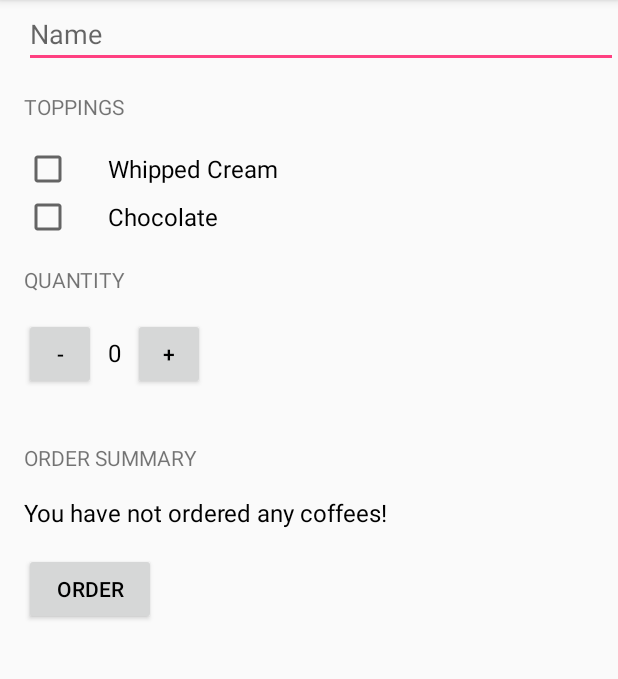
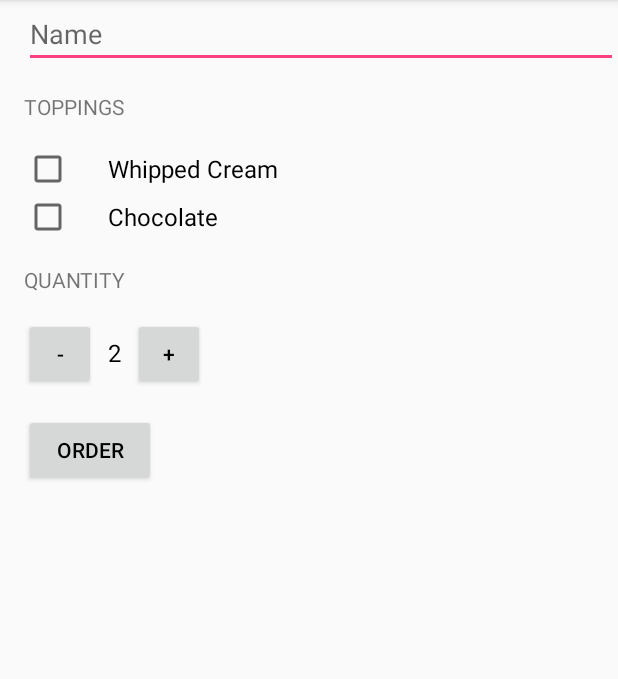
Before and after one commit to rsilverst/justjava-sample, an Android app: the screen it shows after launch (MainActivity), after a tap on "ORDER", on a phone screen of 412 x 824 dp, the part 84-763 px from its top. Run offline under Robolectric (Android 15) with nearby library versions, the phone set to English and light mode, and no system bars.

Commit message:
Localized to spanish. Added some better error checking (toasts) Added email of order summary

```diff
--- a/app/build.gradle
+++ b/app/build.gradle
@@ -10,6 +10,7 @@ android {
         targetSdkVersion 23
         versionCode 1
         versionName "1.0"
+        multiDexEnabled true
     }
     buildTypes {
         release {
--- a/app/src/main/java/com/example/android/justjava/MainActivity.java
+++ b/app/src/main/java/com/example/android/justjava/MainActivity.java
@@ -1,5 +1,7 @@
 package com.example.android.justjava;
 
+import android.content.Intent;
+import android.net.Uri;
 import android.os.Bundle;
 import android.support.v7.app.ActionBarActivity;
 import android.support.v7.app.AppCompatActivity;
@@ -8,6 +10,7 @@ import android.view.View;
 import android.widget.CheckBox;
 import android.widget.EditText;
 import android.widget.TextView;
+import android.widget.Toast;
 
 import java.text.NumberFormat;
 
@@ -16,7 +19,7 @@ import java.text.NumberFormat;
  */
 public class MainActivity extends AppCompatActivity {
 
-    int quantity = 0;
+    int quantity = 2;
     int unitPrice = 3;
 
     @Override
@@ -28,17 +31,18 @@ public class MainActivity extends AppCompatActivity {
     public String getName() {
 
         EditText customerNameField = (EditText) findViewById(R.id.customer_name);
-        String customerName = customerNameField.getText().toString();
-        return customerName;
+        return customerNameField.getText().toString();
     }
 
     /**
      * This method is called when the increment button is clicked.
      */
     public void increment(View view) {
+        if (quantity == 100) {
+            Toast.makeText(this, getString(R.string.max_order_error) + "!", Toast.LENGTH_SHORT).show();
+            return;
+        }
         quantity++;
-        TextView errorMessage2 = (TextView) findViewById(R.id.null_order_error);
-        errorMessage2.setVisibility(View.INVISIBLE);
         displayQuantity(quantity);
     }
 
@@ -46,9 +50,11 @@ public class MainActivity extends AppCompatActivity {
      * This method is called when the decrement button is clicked.
      */
     public void decrement(View view) {
-        if (quantity > 0) {
-            quantity--;
+        if (quantity == 1) {
+            Toast.makeText(this, getString(R.string.min_order_error) + "!", Toast.LENGTH_SHORT).show();
+            return;
         }
+        quantity--;
         displayQuantity(quantity);
     }
 
@@ -63,12 +69,17 @@ public class MainActivity extends AppCompatActivity {
         CheckBox chocolateCheckbox = (CheckBox) findViewById(R.id.chocolate);
         boolean hasChocolate = chocolateCheckbox.isChecked();
         int price = calculatePrice(hasWhippedCream, hasChocolate);
-        if (quantity > 0) {
             priceMessage = createOrderSummary(customerName, price, hasWhippedCream, hasChocolate);
-        } else {
-            priceMessage = "You have not ordered any coffees!";
+//        displayMessage(priceMessage);
+        Intent intent = new Intent(Intent.ACTION_SENDTO);
+        intent.setType("text/plain");
+        intent.setData(Uri.parse("mailto:"));
+        intent.putExtra(Intent.EXTRA_EMAIL, new String[]{"cashier@justjava.com"});
+        intent.putExtra(Intent.EXTRA_SUBJECT, getString(R.string.email_subject) + " " + customerName);
+        intent.putExtra(Intent.EXTRA_TEXT, priceMessage);
+        if (intent.resolveActivity(getPackageManager()) != null) {
+            startActivity(Intent.createChooser(intent, "Email..."));
         }
-        displayMessage(priceMessage);
     }
 
     /**
@@ -79,20 +90,20 @@ public class MainActivity extends AppCompatActivity {
      */
     private String createOrderSummary(String name, int price, boolean hasWhippedCream, boolean hasChocolate) {
 
-        String addWhippedCream = "No";
-        String addChocolate = "No";
+        String addWhippedCream = getString(R.string.yes);
+        String addChocolate = getString(R.string.no);
         if (hasWhippedCream) {
-            addWhippedCream = "Yes";
+            addWhippedCream = getString(R.string.yes);
         }
         if (hasChocolate) {
-            addChocolate = "Yes";
+            addChocolate = getString(R.string.yes);
         }
-        String summaryMessage = "Name: " + name;
-        summaryMessage += "\nAdd whipped cream? " + addWhippedCream;
-        summaryMessage += "\nAdd chocolate? " + addChocolate;
-        summaryMessage += "\nQuantity: " + quantity;
-        summaryMessage += "\nTotal: $" + price;
-        summaryMessage += "\nThank you!";
+        String summaryMessage = getString(R.string.name) + ": " + name;
+        summaryMessage += "\n" + getString(R.string.add_whipped) + "? " + addWhippedCream;
+        summaryMessage += "\n" + getString(R.string.add_chocolate) + "? " + addChocolate;
+        summaryMessage += "\n" + getString(R.string.quantity_text) + ": " + quantity;
+        summaryMessage += "\n" + getString(R.string.total) + ": " + price;
+        summaryMessage += "\n" + getString(R.string.thanks);
         return summaryMessage;
     }
 
@@ -122,12 +133,11 @@ public class MainActivity extends AppCompatActivity {
         quantityTextView.setText("" + number);
     }
 
-
     /**
      * This method displays the given text on the screen.
      */
-    private void displayMessage(String message) {
-        TextView orderSummaryTextView = (TextView) findViewById(R.id.order_summary_text_view);
-        orderSummaryTextView.setText(message);
-    }
+//    private void displayMessage(String message) {
+//        TextView orderSummaryTextView = (TextView) findViewById(R.id.order_summary_text_view);
+//        orderSummaryTextView.setText(message);
+//    }
 }
--- a/app/src/main/res/layout/activity_main.xml
+++ b/app/src/main/res/layout/activity_main.xml
@@ -24,7 +24,7 @@
             android:layout_height="wrap_content"
             android:layout_marginBottom="16dp"
             android:layout_marginTop="16dp"
-            android:text="Toppings"
+            android:text="@string/toppings"
             android:textAllCaps="true" />
 
         <CheckBox
@@ -32,7 +32,7 @@
             android:layout_width="wrap_content"
             android:layout_height="wrap_content"
             android:paddingLeft="24dp"
-            android:text="Whipped Cream"
+            android:text="@string/whipped_cream"
             android:textSize="16sp" />
 
         <CheckBox
@@ -40,7 +40,7 @@
             android:layout_width="wrap_content"
             android:layout_height="wrap_content"
             android:paddingLeft="24dp"
-            android:text="Chocolate"
+            android:text="@string/chocolate"
             android:textSize="16sp" />
 
         <TextView
@@ -48,7 +48,7 @@
             android:layout_height="wrap_content"
             android:layout_marginBottom="16dp"
             android:layout_marginTop="16dp"
-            android:text="Quantity"
+            android:text="@string/quantity_text"
             android:textAllCaps="true" />
 
         <LinearLayout
@@ -84,44 +84,31 @@
 
         </LinearLayout>
 
-        <TextView
-            android:id="@+id/min_coffee_error"
-            android:layout_width="wrap_content"
-            android:layout_height="wrap_content"
-            android:text="You cannot order fewer than zero coffees!"
-            android:visibility="invisible" />
+        <!--<TextView-->
+        <!--android:layout_width="wrap_content"-->
+        <!--android:layout_height="wrap_content"-->
+        <!--android:layout_marginTop="16dp"-->
+        <!--android:text="Order Summary"-->
+        <!--android:textAllCaps="true" />-->
 
-        <TextView
-            android:layout_width="wrap_content"
-            android:layout_height="wrap_content"
-            android:layout_marginTop="16dp"
-            android:text="Order Summary"
-            android:textAllCaps="true" />
-
-        <TextView
-            android:id="@+id/order_summary_text_view"
-            android:layout_width="wrap_content"
-            android:layout_height="wrap_content"
-            android:layout_marginTop="16dp"
-            android:text="Total: $0"
-            android:textColor="@android:color/black"
-            android:textSize="16sp" />
+        <!--<TextView-->
+        <!--android:id="@+id/order_summary_text_view"-->
+        <!--android:layout_width="wrap_content"-->
+        <!--android:layout_height="wrap_content"-->
+        <!--android:layout_marginTop="16dp"-->
+        <!--android:text="Total: $0"-->
+        <!--android:textColor="@android:color/black"-->
+        <!--android:textSize="16sp" />-->
 
         <Button
             android:layout_width="wrap_content"
             android:layout_height="wrap_content"
             android:layout_marginTop="16dp"
             android:onClick="submitOrder"
-            android:text="Order"
+            android:text="@string/order"
             android:textAllCaps="true"
             android:textColor="@android:color/black" />
 
-        <TextView
-            android:id="@+id/null_order_error"
-            android:layout_width="wrap_content"
-            android:layout_height="wrap_content"
-            android:text="You haven't ordered any coffees!!"
-            android:visibility="invisible" />
     </LinearLayout>
 
 
--- a/app/src/main/res/values/strings.xml
+++ b/app/src/main/res/values/strings.xml
@@ -1,5 +1,21 @@
 <resources>
     <string name="app_name">Just Java</string>
-    <string name="initial_quantity">0</string>
+    <string name="initial_quantity">2</string>
     <string name="customer_name_hint">Name</string>
+    <string name="toppings">Toppings</string>
+    <string name="whipped_cream">Whipped Cream</string>
+    <string name="chocolate">Chocolate</string>
+    <string name="quantity_text">Quantity</string>
+    <string name="order">Order</string>
+    <string name="yes">Yes</string>
+    <string name="no">No</string>
+    <string name="thanks">Thank you!</string>
+    <string name="total">Total</string>
+    <string name="add_whipped">Add whipped cream</string>
+    <string name="add_chocolate">Add chocolate</string>
+    <string name="name">Name</string>
+    <string name="email_subject">Just Java order for</string>
+    <string name="min_order_error">Minimum order is 1 coffee</string>
+    <string name="max_order_error">Maximum order is 100 coffees</string>
+
 </resources>
--- a/build.gradle
+++ b/build.gradle
@@ -5,7 +5,7 @@ buildscript {
         jcenter()
     }
     dependencies {
-        classpath 'com.android.tools.build:gradle:2.0.0-alpha2'
+        classpath 'com.android.tools.build:gradle:2.0.0-alpha3'
 
         // NOTE: Do not place your application dependencies here; they belong
         // in the individual module build.gradle files
```
Also changed, not shown: 1 other file.
